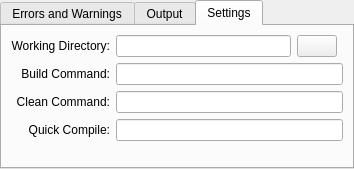
Old version of the form kate/plugins/katebuild-plugin/build.ui in the repository KDE/kate.
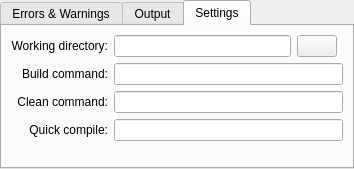
New version of the form. The open tabs and pages were chosen to show the change. Custom widgets are drawn as their Qt base class.

```diff
--- a/kate/plugins/katebuild-plugin/build.ui
+++ b/kate/plugins/katebuild-plugin/build.ui
@@ -23,7 +23,7 @@
      </property>
      <widget class="QWidget" name="errs" >
       <attribute name="title" >
-       <string>Errors and Warnings</string>
+       <string>Errors &amp;&amp; Warnings</string>
       </attribute>
       <layout class="QVBoxLayout" name="verticalLayout_3" >
        <item>
@@ -90,7 +90,7 @@
        <item row="0" column="0" >
         <widget class="QLabel" name="label" >
          <property name="text" >
-          <string>Working Directory:</string>
+          <string>Working directory:</string>
          </property>
          <property name="alignment" >
           <set>Qt::AlignRight|Qt::AlignTrailing|Qt::AlignVCenter</set>
@@ -103,7 +103,7 @@
        <item row="1" column="0" >
         <widget class="QLabel" name="label_2" >
          <property name="text" >
-          <string>Build Command:</string>
+          <string>Build command:</string>
          </property>
          <property name="alignment" >
           <set>Qt::AlignRight|Qt::AlignTrailing|Qt::AlignVCenter</set>
@@ -123,7 +123,7 @@
        <item row="2" column="0" >
         <widget class="QLabel" name="label_4" >
          <property name="text" >
-          <string>Clean Command:</string>
+          <string>Clean command:</string>
          </property>
          <property name="alignment" >
           <set>Qt::AlignRight|Qt::AlignTrailing|Qt::AlignVCenter</set>
@@ -143,7 +143,7 @@
        <item row="3" column="0" >
         <widget class="QLabel" name="label_3" >
          <property name="text" >
-          <string>Quick Compile:</string>
+          <string>Quick compile:</string>
          </property>
          <property name="alignment" >
           <set>Qt::AlignRight|Qt::AlignTrailing|Qt::AlignVCenter</set>
```
